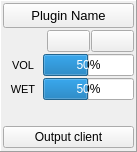
Before: the Qt Designer form musecbox/gui/shared_plugin_widget.ui in Zen-Master-SoSo/musecbox, drawn with Qt 5.
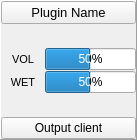
After: the same form once the commit is applied.

What changed in the file:
```diff
--- a/musecbox/gui/shared_plugin_widget.ui
+++ b/musecbox/gui/shared_plugin_widget.ui
@@ -7,7 +7,7 @@
     <x>0</x>
     <y>0</y>
     <width>137</width>
-    <height>152</height>
+    <height>140</height>
    </rect>
   </property>
   <property name="windowTitle">
@@ -24,28 +24,22 @@
   </property>
   <layout class="QVBoxLayout" name="verticalLayout">
    <property name="spacing">
-    <number>1</number>
+    <number>0</number>
    </property>
    <property name="leftMargin">
-    <number>2</number>
+    <number>0</number>
    </property>
    <property name="topMargin">
-    <number>2</number>
+    <number>0</number>
    </property>
    <property name="rightMargin">
-    <number>2</number>
+    <number>0</number>
    </property>
    <property name="bottomMargin">
-    <number>3</number>
+    <number>0</number>
    </property>
    <item>
     <widget class="QPushButton" name="b_name">
-     <property name="minimumSize">
-      <size>
-       <width>0</width>
-       <height>25</height>
-      </size>
-     </property>
      <property name="font">
       <font>
        <pointsize>10</pointsize>
@@ -69,81 +63,7 @@
     </widget>
    </item>
    <item>
-    <layout class="QHBoxLayout" name="lo_ui">
-     <property name="spacing">
-      <number>1</number>
-     </property>
-     <item>
-      <widget class="QFrame" name="frm_activity">
-       <property name="minimumSize">
-        <size>
-         <width>0</width>
-         <height>24</height>
-        </size>
-       </property>
-       <property name="frameShape">
-        <enum>QFrame::NoFrame</enum>
-       </property>
-       <property name="frameShadow">
-        <enum>QFrame::Raised</enum>
-       </property>
-      </widget>
-     </item>
-     <item>
-      <widget class="QPushButton" name="b_solo">
-       <property name="sizePolicy">
-        <sizepolicy hsizetype="Preferred" vsizetype="Fixed">
-         <horstretch>0</horstretch>
-         <verstretch>0</verstretch>
-        </sizepolicy>
-       </property>
-       <property name="maximumSize">
-        <size>
-         <width>16777215</width>
-         <height>22</height>
-        </size>
-       </property>
-       <property name="font">
-        <font>
-         <pointsize>9</pointsize>
-        </font>
-       </property>
-       <property name="text">
-        <string/>
-       </property>
-       <property name="checkable">
-        <bool>true</bool>
-       </property>
-      </widget>
-     </item>
-     <item>
-      <widget class="QPushButton" name="b_mute">
-       <property name="sizePolicy">
-        <sizepolicy hsizetype="Preferred" vsizetype="Fixed">
-         <horstretch>0</horstretch>
-         <verstretch>0</verstretch>
-        </sizepolicy>
-       </property>
-       <property name="maximumSize">
-        <size>
-         <width>16777215</width>
-         <height>22</height>
-        </size>
-       </property>
-       <property name="font">
-        <font>
-         <pointsize>9</pointsize>
-        </font>
-       </property>
-       <property name="text">
-        <string/>
-       </property>
-       <property name="checkable">
-        <bool>true</bool>
-       </property>
-      </widget>
-     </item>
-    </layout>
+    <widget class="QFrame" name="frm_activity"/>
    </item>
    <item>
     <widget class="QFrame" name="frm_volume">
```
